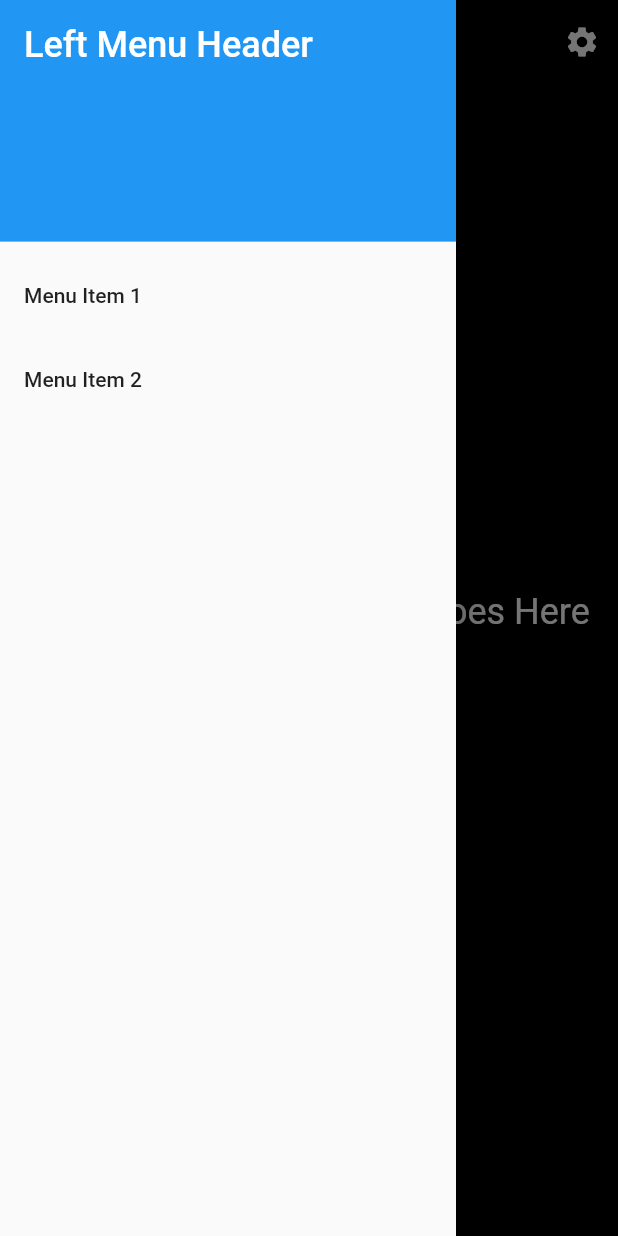
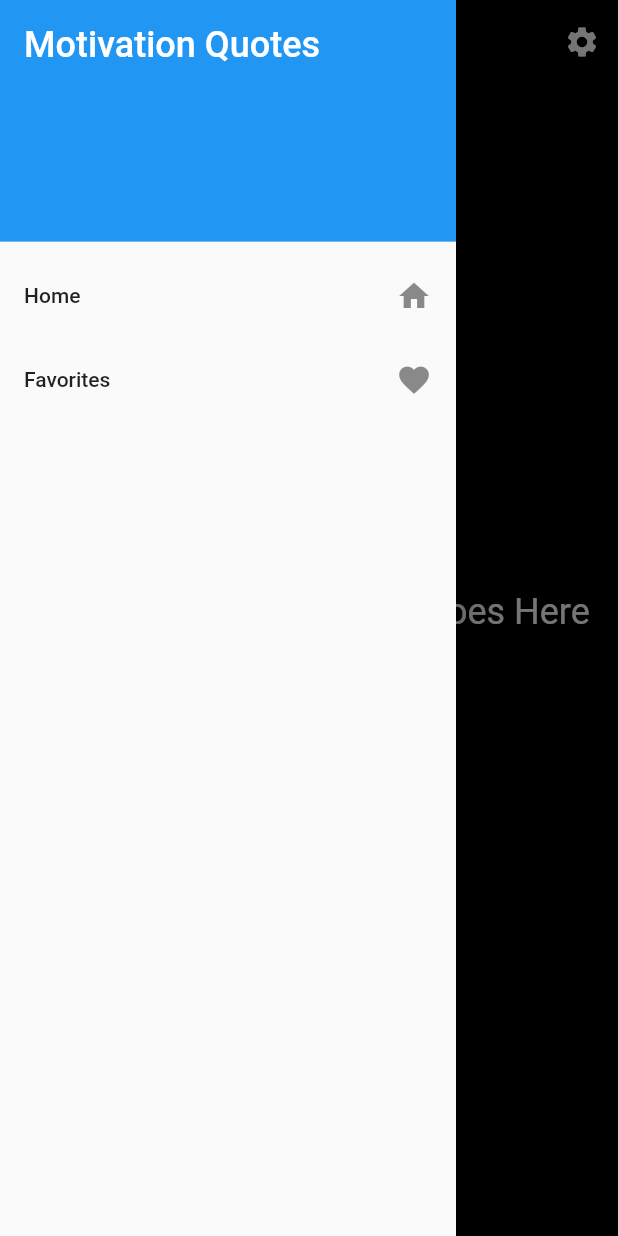
Before and after one commit to DevranAkat/QuotesAppFlutter, a Flutter app: the screen it shows after launch, with the side drawer open, on a phone screen of 412 x 824 dp. Run offline on Flutter 3.47's test engine with Material 2 defaults, Android fonts, the phone set to English and light mode, and no system bars.

Commit message:
Changed left menu texts

```diff
--- a/lib/main.dart
+++ b/lib/main.dart
@@ -93,7 +93,7 @@ class _MyHomePageState extends State<MyHomePage> {
                 color: Colors.blue, // Customize header color
               ),
               child: Text(
-                'Left Menu Header',
+                'Motivation Quotes',
                 style: TextStyle(
                   color: Colors.white, // Text color
                   fontSize: 24.0,
@@ -101,13 +101,15 @@ class _MyHomePageState extends State<MyHomePage> {
               ),
             ),
             ListTile(
-              title: const Text('Menu Item 1'),
+              title: const Text('Home'),
+              trailing: const Icon(Icons.home),
               onTap: () {
                 // Add logic for handling menu item 1
               },
             ),
             ListTile(
-              title: const Text('Menu Item 2'),
+              title: const Text('Favorites'),
+              trailing: const Icon(Icons.favorite),
               onTap: () {
                 // Add logic for handling menu item 2
               },
```
